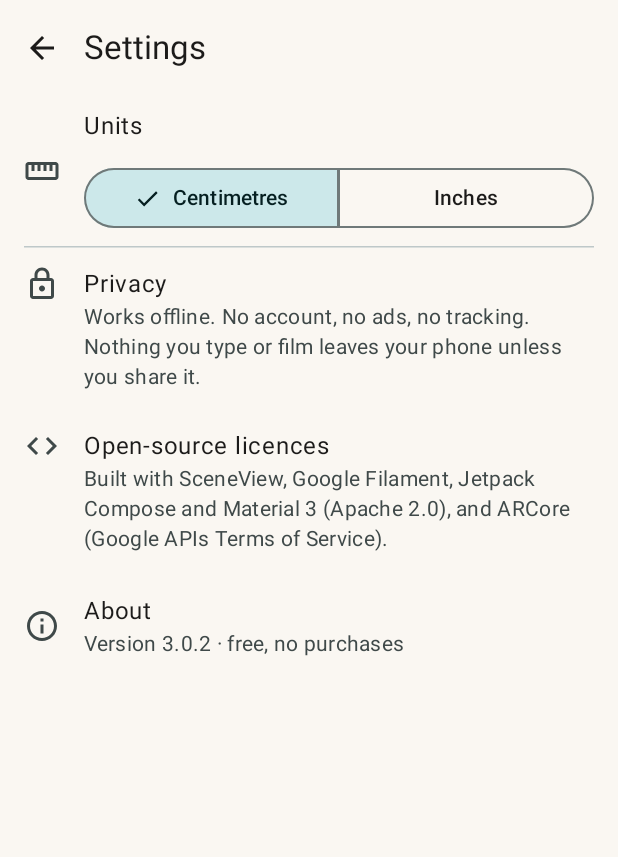
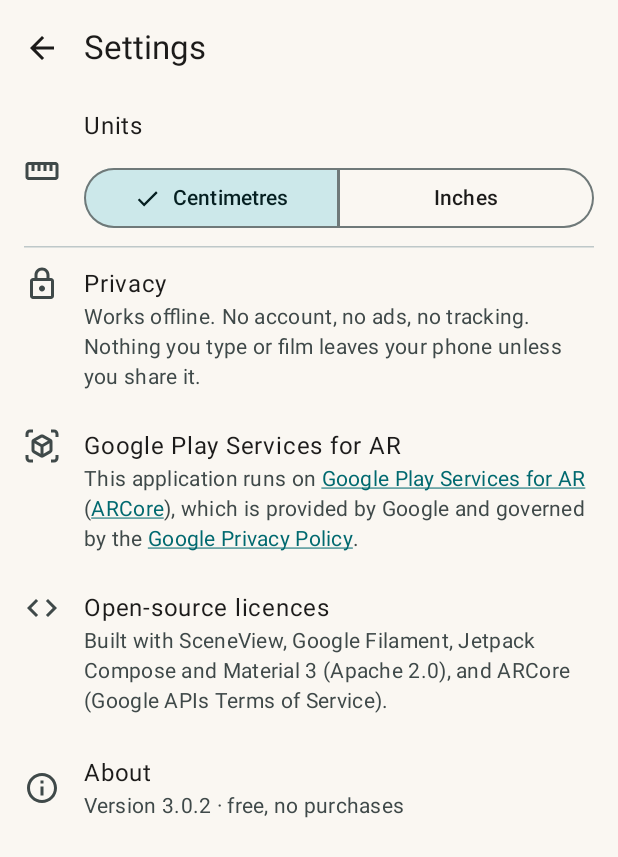
Before and after one commit to ThomasGorisse/will-it-fit, an Android app built with Jetpack Compose: the composable SettingsScreen shown on its own in the app's theme, on a phone screen of 412 x 824 dp. Shown: the top 857 px of the screen. Run offline under Robolectric (Android 15) with nearby library versions, the phone set to English and light mode, and no system bars; libraries missing offline, so code that uses them is left out: com.google.ar.core; 2 statements that could not run were skipped.

Commit message:
Settings: Google's ARCore notice, with its links
Google requires every ARCore app to show that it runs on Google Play
Services for AR, governed by the Google Privacy Policy, in the main menu
or a notice screen. The settings screen now shows Google's sentence word
for word under Privacy, with links to the ARCore Play listing, the
ARCore site and the privacy policy.

Co-Authored-By: Claude Opus 5.5 <noreply@anthropic.com>

```diff
--- /dev/null
+++ b/app/src/main/java/com/gorisse/thomas/willitfit/ui/ArCoreNotice.kt
@@ -0,0 +1,29 @@
+package com.gorisse.thomas.willitfit.ui
+
+/**
+ * The notice Google requires of every ARCore app, in the main menu or on a notice screen:
+ * https://developers.google.com/ar/develop/privacy-requirements. Google gives it in English and
+ * with these links, so it is shown as given, in every language. The links are spans of [TEXT].
+ */
+object ArCoreNotice {
+    const val TEXT = "This application runs on Google Play Services for AR (ARCore), " +
+        "which is provided by Google and governed by the Google Privacy Policy."
+
+    const val ARCORE_PLAY_URL = "https://play.google.com/store/apps/details?id=com.google.ar.core"
+    const val ARCORE_URL = "https://developers.google.com/ar"
+    const val PRIVACY_URL = "https://policies.google.com/privacy"
+
+    data class Link(val start: Int, val end: Int, val url: String)
+
+    val links: List<Link> = listOf(
+        linkOn("Google Play Services for AR", ARCORE_PLAY_URL),
+        linkOn("ARCore", ARCORE_URL),
+        linkOn("Google Privacy Policy", PRIVACY_URL),
+    )
+
+    private fun linkOn(words: String, url: String): Link {
+        val start = TEXT.indexOf(words)
+        check(start >= 0) { "\"$words\" is not in the notice" }
+        return Link(start, start + words.length, url)
+    }
+}
--- a/app/src/main/java/com/gorisse/thomas/willitfit/ui/SettingsScreen.kt
+++ b/app/src/main/java/com/gorisse/thomas/willitfit/ui/SettingsScreen.kt
@@ -12,6 +12,7 @@ import androidx.compose.material.icons.outlined.Code
 import androidx.compose.material.icons.outlined.Info
 import androidx.compose.material.icons.outlined.Lock
 import androidx.compose.material.icons.outlined.Straighten
+import androidx.compose.material.icons.outlined.ViewInAr
 import androidx.compose.material3.HorizontalDivider
 import androidx.compose.material3.Icon
 import androidx.compose.material3.ListItem
@@ -22,13 +23,20 @@ import androidx.compose.material3.SingleChoiceSegmentedButtonRow
 import androidx.compose.material3.Text
 import androidx.compose.runtime.Composable
 import androidx.compose.ui.Modifier
+import androidx.compose.ui.graphics.Color
+import androidx.compose.ui.text.AnnotatedString
+import androidx.compose.ui.text.LinkAnnotation
+import androidx.compose.ui.text.SpanStyle
+import androidx.compose.ui.text.TextLinkStyles
+import androidx.compose.ui.text.buildAnnotatedString
+import androidx.compose.ui.text.style.TextDecoration
 import androidx.compose.ui.res.stringResource
 import androidx.compose.ui.unit.dp
 import com.gorisse.thomas.willitfit.BuildConfig
 import com.gorisse.thomas.willitfit.R
 import com.gorisse.thomas.willitfit.fit.LengthUnit
 
-/** Screen 5, "Settings": units, privacy, licences. */
+/** Screen 5, "Settings": units, privacy, the ARCore notice, licences. */
 @Composable
 fun SettingsScreen(unit: LengthUnit, onUnit: (LengthUnit) -> Unit, onBack: () -> Unit) {
     AppScaffold(title = stringResource(R.string.settings_title), onBack = onBack) { padding ->
@@ -58,6 +66,12 @@ fun SettingsScreen(unit: LengthUnit, onUnit: (LengthUnit) -> Unit, onBack: () ->
                 headlineContent = { Text(stringResource(R.string.settings_privacy_title)) },
                 supportingContent = { Text(stringResource(R.string.settings_privacy)) },
             )
+            // Required by Google next to the privacy line: the AR camera runs on ARCore.
+            ListItem(
+                leadingContent = { Icon(Icons.Outlined.ViewInAr, null) },
+                headlineContent = { Text(stringResource(R.string.settings_arcore_title)) },
+                supportingContent = { Text(arCoreNoticeText(MaterialTheme.colorScheme.primary)) },
+            )
             ListItem(
                 leadingContent = { Icon(Icons.Outlined.Code, null) },
                 headlineContent = { Text(stringResource(R.string.settings_licenses)) },
@@ -73,3 +87,10 @@ fun SettingsScreen(unit: LengthUnit, onUnit: (LengthUnit) -> Unit, onBack: () ->
         }
     }
 }
+
+/** [ArCoreNotice.TEXT] with its links, underlined in the theme's primary colour. Tapping opens the browser. */
+private fun arCoreNoticeText(linkColor: Color): AnnotatedString = buildAnnotatedString {
+    append(ArCoreNotice.TEXT)
+    val styles = TextLinkStyles(SpanStyle(color = linkColor, textDecoration = TextDecoration.Underline))
+    ArCoreNotice.links.forEach { addLink(LinkAnnotation.Url(it.url, styles), it.start, it.end) }
+}
--- a/app/src/main/res/values/strings.xml
+++ b/app/src/main/res/values/strings.xml
@@ -78,6 +78,7 @@
     <string name="unit_in">Inches</string>
     <string name="settings_privacy_title">Privacy</string>
     <string name="settings_privacy">Works offline. No account, no ads, no tracking. Nothing you type or film leaves your phone unless you share it.</string>
+    <string name="settings_arcore_title" translatable="false">Google Play Services for AR</string>
     <string name="settings_licenses">Open-source licences</string>
     <string name="settings_licenses_body">Built with SceneView, Google Filament, Jetpack Compose and Material 3 (Apache 2.0), and ARCore (Google APIs Terms of Service).</string>
     <string name="settings_about">About</string>
```
Also changed, not shown: 1 other file.
